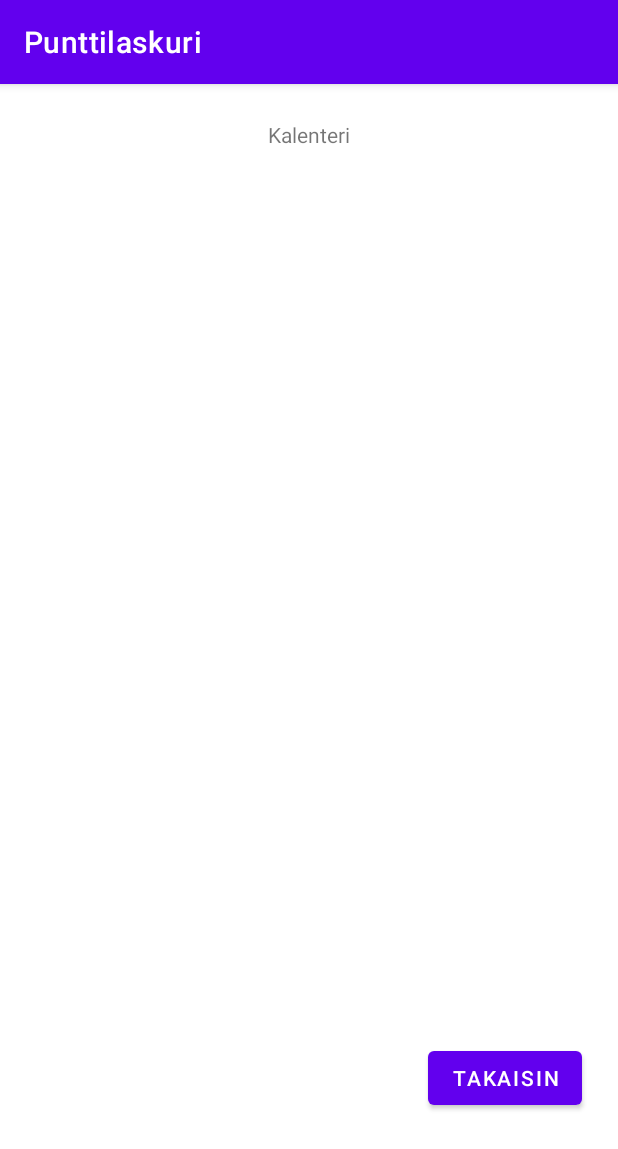
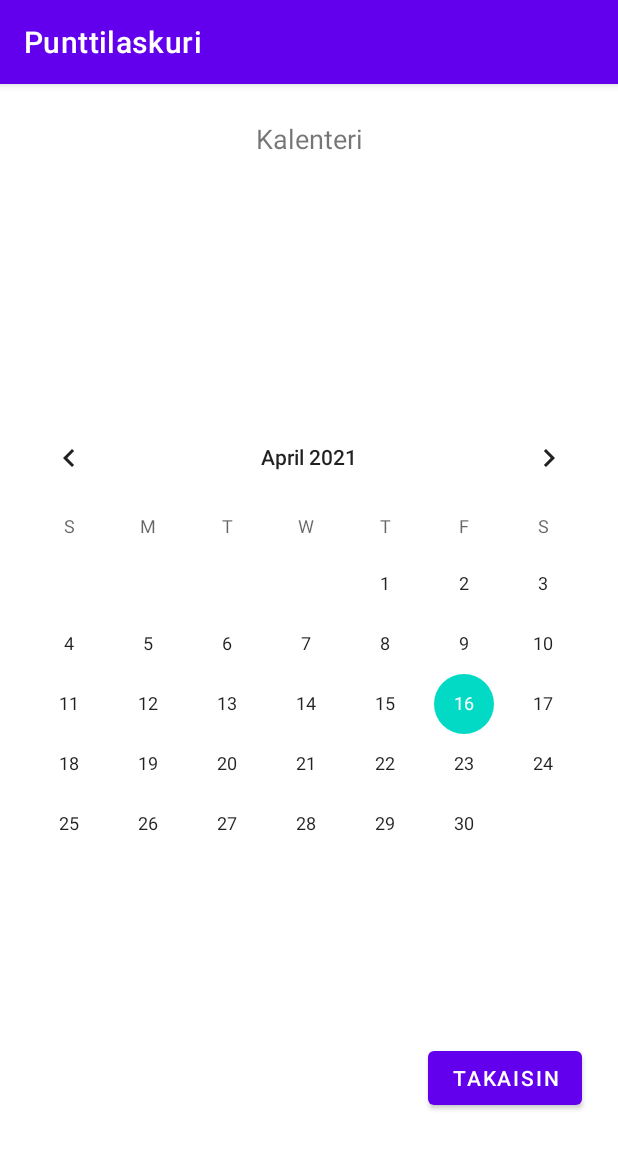
Before and after one commit to MikhailDeriabin/Punttilaskuri, an Android app: the CalendarActivity screen opened directly, with no data from a screen before it, on a phone screen of 412 x 824 dp. Shown: the top 1149 px of the screen. Run offline under Robolectric (Android 15) with nearby library versions, the phone set to English and light mode, and no system bars.

Commit message:
CalendarView added

```diff
--- a/app/src/main/res/layout/activity_calendar.xml
+++ b/app/src/main/res/layout/activity_calendar.xml
@@ -11,17 +11,33 @@
         android:layout_width="wrap_content"
         android:layout_height="wrap_content"
         android:layout_marginTop="24dp"
-        android:text="Kalenteri"
+        android:text="@string/calendarActivity_title"
+        android:textSize="18sp"
         app:layout_constraintEnd_toEndOf="parent"
         app:layout_constraintStart_toStartOf="parent"
         app:layout_constraintTop_toTopOf="parent" />
+
+    <androidx.constraintlayout.widget.Guideline
+        android:id="@+id/guideline5"
+        android:layout_width="wrap_content"
+        android:layout_height="wrap_content"
+        android:orientation="horizontal"
+        app:layout_constraintGuide_percent="0.2"/>
+
+    <CalendarView
+        android:layout_width="match_parent"
+        android:layout_height="wrap_content"
+        app:layout_constraintBottom_toTopOf="@+id/guideline4"
+        app:layout_constraintEnd_toEndOf="parent"
+        app:layout_constraintStart_toStartOf="parent"
+        app:layout_constraintTop_toTopOf="@+id/guideline5" />
 
     <androidx.constraintlayout.widget.Guideline
         android:id="@+id/guideline4"
         android:layout_width="wrap_content"
         android:layout_height="wrap_content"
         android:orientation="horizontal"
-        app:layout_constraintGuide_percent="0.8"/>
+        app:layout_constraintGuide_percent="0.8" />
 
     <Button
         android:id="@+id/calendarBackButton"
--- a/app/src/main/res/values/strings.xml
+++ b/app/src/main/res/values/strings.xml
@@ -1,7 +1,13 @@
 <resources>
+    <!-- mainActivity -->
     <string name="app_name">Punttilaskuri</string>
     <string name="mainActivity_title">Tervetuloa,\nvalitse toiminto:</string>
     <string name="mainActivity_calendarButton">Kalenteri</string>
     <string name="mainActivity_calculatorButton">Laskurit</string>
+
+    <!-- calendarActivity -->
+    <string name="calendarActivity_title">Kalenteri</string>
+
+    <!-- common -->
     <string name="backButton">Takaisin</string>
 </resources>
```
